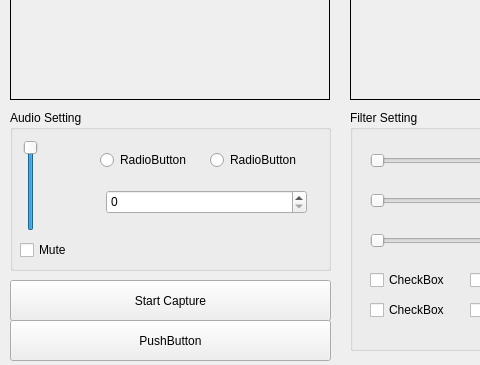
Before: the Qt Designer form app/a/projectawidget.ui in avprg-soundtable/soundtable, drawn with Qt 5; both pictures show x 0 to 480 and y 180 to 545 of the 690 by 545 pixel window.
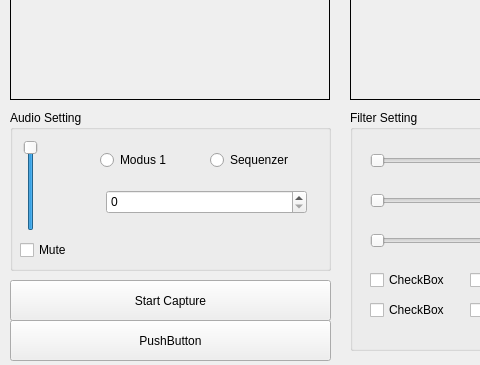
After: the same form once the commit is applied. Custom widgets are drawn as their Qt base class.

What changed in the file:
```diff
--- a/app/a/projectawidget.ui
+++ b/app/a/projectawidget.ui
@@ -13,7 +13,7 @@
   <property name="minimumSize">
    <size>
     <width>690</width>
-    <height>430</height>
+    <height>545</height>
    </size>
   </property>
   <property name="windowTitle">
@@ -130,7 +130,7 @@
      </rect>
     </property>
     <property name="text">
-     <string>RadioButton</string>
+     <string>Modus 1</string>
     </property>
    </widget>
    <widget class="QRadioButton" name="radioButton_2">
@@ -143,7 +143,7 @@
      </rect>
     </property>
     <property name="text">
-     <string>RadioButton</string>
+     <string>Sequenzer</string>
     </property>
    </widget>
    <widget class="QCheckBox" name="checkBox">
```
Left out of the diff: 32 changed lines with no effect on the pictures.
